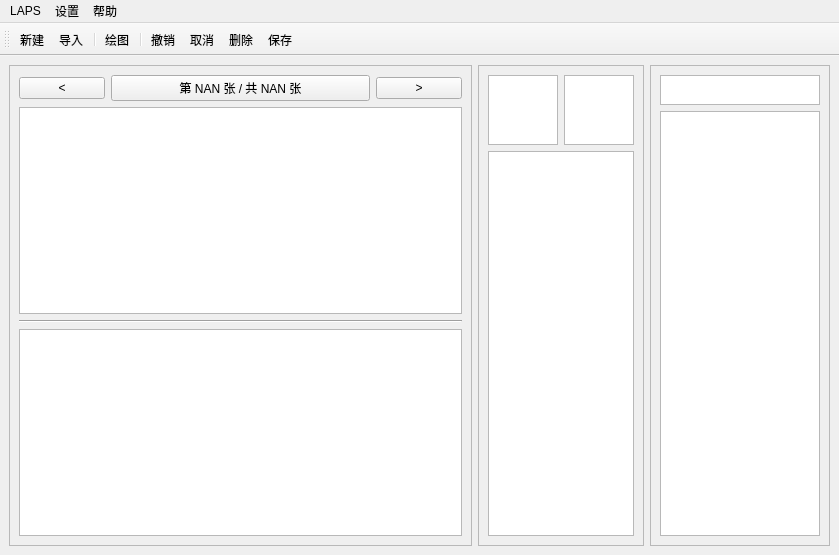
Before: the Qt Designer form UI/ui_index.ui in Orange-66/LAPS-v1.0, drawn with Qt 5.
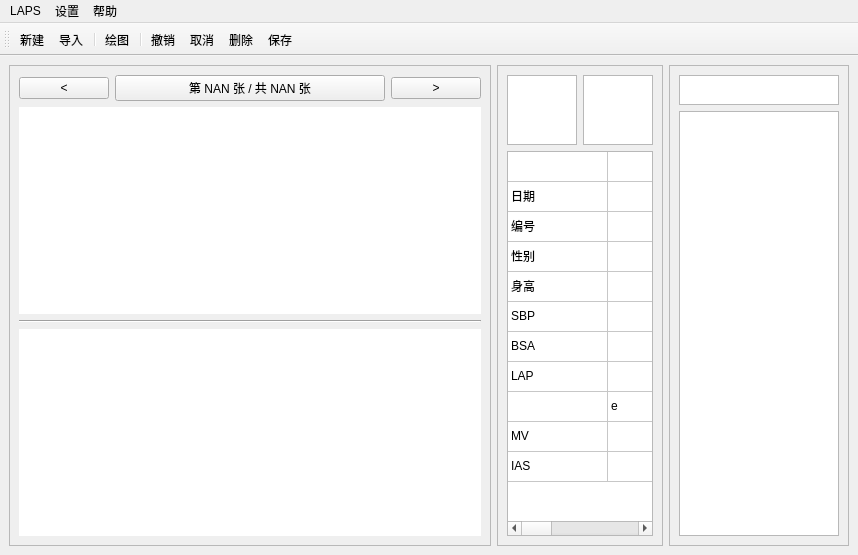
After: the same form once the commit is applied. Icons and pictures are not drawn.

What changed in the file:
```diff
--- a/UI/ui_index.ui
+++ b/UI/ui_index.ui
@@ -6,7 +6,7 @@
    <rect>
     <x>0</x>
     <y>0</y>
-    <width>839</width>
+    <width>858</width>
     <height>555</height>
    </rect>
   </property>
@@ -56,7 +56,17 @@
        <item>
         <layout class="QHBoxLayout" name="horizontalLayout_3" stretch="0">
          <item>
-          <widget class="QGraphicsView" name="graphics_original_image"/>
+          <widget class="QLabel" name="label">
+           <property name="autoFillBackground">
+            <bool>false</bool>
+           </property>
+           <property name="styleSheet">
+            <string notr="true">background:rgb(255, 255, 255)</string>
+           </property>
+           <property name="text">
+            <string/>
+           </property>
+          </widget>
          </item>
         </layout>
        </item>
@@ -68,9 +78,16 @@
         </widget>
        </item>
        <item>
-        <layout class="QHBoxLayout" name="horizontalLayout_8" stretch="8">
+        <layout class="QHBoxLayout" name="horizontalLayout_8" stretch="0">
          <item>
-          <widget class="QGraphicsView" name="graphics_processed_image"/>
+          <widget class="QLabel" name="label_2">
+           <property name="styleSheet">
+            <string notr="true">background:rgb(255, 255, 255)</string>
+           </property>
+           <property name="text">
+            <string/>
+           </property>
+          </widget>
          </item>
         </layout>
        </item>
@@ -97,7 +114,189 @@
         </layout>
        </item>
        <item>
-        <widget class="QTableView" name="table_image_info"/>
+        <widget class="QTableWidget" name="table_image_info">
+         <attribute name="horizontalHeaderVisible">
+          <bool>false</bool>
+         </attribute>
+         <attribute name="verticalHeaderVisible">
+          <bool>false</bool>
+         </attribute>
+         <row>
+          <property name="text">
+           <string>新建行</string>
+          </property>
+         </row>
+         <row>
+          <property name="text">
+           <string>新建行</string>
+          </property>
+         </row>
+         <row>
+          <property name="text">
+           <string>新建行</string>
+          </property>
+         </row>
+         <row>
+          <property name="text">
+           <string>新建行</string>
+          </property>
+         </row>
+         <row>
+          <property name="text">
+           <string>新建行</string>
+          </property>
+         </row>
+         <row>
+          <property name="text">
+           <string>新建行</string>
+          </property>
+         </row>
+         <row>
+          <property name="text">
+           <string>新建行</string>
+          </property>
+         </row>
+         <row>
+          <property name="text">
+           <string>新建行</string>
+          </property>
+         </row>
+         <row>
+          <property name="text">
+           <string>新建行</string>
+          </property>
+         </row>
+         <row>
+          <property name="text">
+           <string>新建行</string>
+          </property>
+         </row>
+         <row>
+          <property name="text">
+           <string>新建行</string>
+          </property>
+         </row>
+         <column>
+          <property name="text">
+           <string>新建列</string>
+          </property>
+         </column>
+         <column>
+          <property name="text">
+           <string>新建列</string>
+          </property>
+         </column>
+         <column>
+          <property name="text">
+           <string>新建列</string>
+          </property>
+         </column>
+         <column>
+          <property name="text">
+           <string>新建列</string>
+          </property>
+         </column>
+         <item row="1" column="0">
+          <property name="text">
+           <string>日期</string>
+          </property>
+         </item>
+         <item row="1" column="2">
+          <property name="text">
+           <string/>
+          </property>
+         </item>
+         <item row="2" column="0">
+          <property name="text">
+           <string>编号</string>
+          </property>
+         </item>
+         <item row="2" column="2">
+          <property name="text">
+           <string>姓名</string>
+          </property>
+         </item>
+         <item row="3" column="0">
+          <property name="text">
+           <string>性别</string>
+          </property>
+         </item>
+         <item row="3" column="2">
+          <property name="text">
+           <string>年龄</string>
+          </property>
+         </item>
+         <item row="4" column="0">
+          <property name="text">
+           <string>身高</string>
+          </property>
+         </item>
+         <item row="4" column="2">
+          <property name="text">
+           <string>体重</string>
+          </property>
+         </item>
+         <item row="5" column="0">
+          <property name="text">
+           <string>SBP</string>
+          </property>
+         </item>
+         <item row="5" column="2">
+          <property name="text">
+           <string>DBP</string>
+          </property>
+         </item>
+         <item row="6" column="0">
+          <property name="text">
+           <string>BSA</string>
+          </property>
+         </item>
+         <item row="6" column="2">
+          <property name="text">
+           <string>BMI</string>
+          </property>
+         </item>
+         <item row="7" column="0">
+          <property name="text">
+           <string>LAP</string>
+          </property>
+         </item>
+         <item row="7" column="2">
+          <property name="text">
+           <string>TAU</string>
+          </property>
+         </item>
+         <item row="8" column="1">
+          <property name="text">
+           <string>e</string>
+          </property>
+         </item>
+         <item row="8" column="2">
+          <property name="text">
+           <string>a</string>
+          </property>
+         </item>
+         <item row="8" column="3">
+          <property name="text">
+           <string>s</string>
+          </property>
+         </item>
+         <item row="9" column="0">
+          <property name="text">
+           <string>MV</string>
+          </property>
+         </item>
+         <item row="9" column="1">
+          <property name="text">
+           <string/>
+          </property>
+         </item>
+         <item row="10" column="0">
+          <property name="text">
+           <string>IAS</string>
+          </property>
+         </item>
+        </widget>
        </item>
       </layout>
      </widget>
@@ -153,7 +352,7 @@
     <rect>
      <x>0</x>
      <y>0</y>
-     <width>839</width>
+     <width>858</width>
      <height>24</height>
     </rect>
    </property>
```
Left out of the diff: 2 changed lines with no effect on the pictures.
